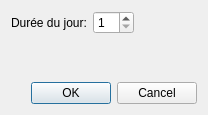
Qt form src/pbregisteractivity/ui/ui_prefs.ui (ppoilbarbe/PBRegisterActivity) before a commit.
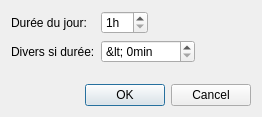
The same form after that commit. Icons and pictures are not drawn.

Commit message: Paramétrage de la durée de "Divers"

Diff of the .ui file:
```diff
--- a/src/pbregisteractivity/ui/ui_prefs.ui
+++ b/src/pbregisteractivity/ui/ui_prefs.ui
@@ -6,8 +6,8 @@
    <rect>
     <x>0</x>
     <y>0</y>
-    <width>208</width>
-    <height>115</height>
+    <width>262</width>
+    <height>117</height>
    </rect>
   </property>
   <property name="windowTitle">
@@ -34,6 +34,9 @@
          <property name="toolTip">
           <string>Durée du jour de travail en heures</string>
          </property>
+         <property name="suffix">
+          <string>h</string>
+         </property>
          <property name="minimum">
           <number>1</number>
          </property>
@@ -43,7 +46,52 @@
         </widget>
        </item>
        <item>
-        <spacer name="horizontalSpacer">
+        <spacer name="hsDayDuration">
+         <property name="orientation">
+          <enum>Qt::Horizontal</enum>
+         </property>
+         <property name="sizeHint" stdset="0">
+          <size>
+           <width>40</width>
+           <height>20</height>
+          </size>
+         </property>
+        </spacer>
+       </item>
+      </layout>
+     </item>
+     <item row="1" column="0">
+      <widget class="QLabel" name="lblMisc">
+       <property name="text">
+        <string>Divers si durée:</string>
+       </property>
+      </widget>
+     </item>
+     <item row="1" column="1">
+      <layout class="QHBoxLayout" name="horizontalLayout">
+       <item>
+        <widget class="QSpinBox" name="spinMisc">
+         <property name="toolTip">
+          <string>Durée en dessous de laquelle une activité
+est regroupée en tant que &quot;Divers&quot;.
+Si 0, il n'y a pas de regroupement.</string>
+         </property>
+         <property name="suffix">
+          <string>min</string>
+         </property>
+         <property name="prefix">
+          <string>&lt; </string>
+         </property>
+         <property name="maximum">
+          <number>1440</number>
+         </property>
+         <property name="singleStep">
+          <number>15</number>
+         </property>
+        </widget>
+       </item>
+       <item>
+        <spacer name="hsMisc">
          <property name="orientation">
           <enum>Qt::Horizontal</enum>
          </property>
```
The commit also changes 7 other files.
